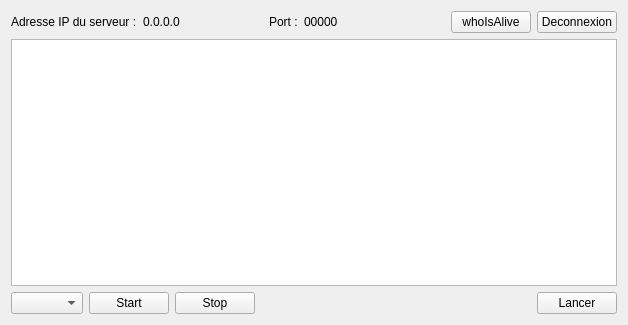
ErwanBaud/4DProject-srv, file Serveur.ui: the form before one commit.
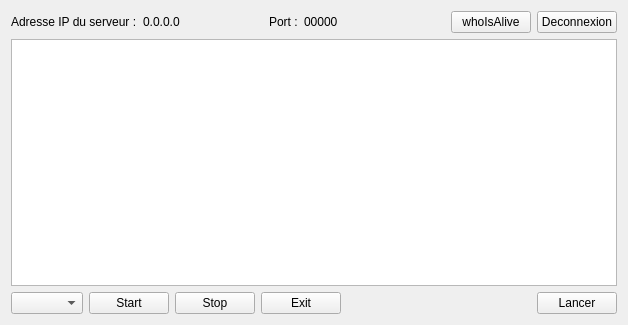
The form after the commit. Icons and pictures are not drawn.

Commit message:
Ordre EXIT & enregistrements de logs
EXIT ordonne au client de se fermer.
Avant la fermeture il enregistre son log dans un fichier, l'envoi à
l'hyperviseur, qui lui aussi l'enregistre.

What changed in the file:
```diff
--- a/Serveur.ui
+++ b/Serveur.ui
@@ -109,6 +109,13 @@
        </property>
       </widget>
      </item>
+     <item>
+      <widget class="QPushButton" name="boutonExit">
+       <property name="text">
+        <string>Exit</string>
+       </property>
+      </widget>
+     </item>
      <item>
       <spacer name="horizontalSpacer_2">
        <property name="orientation">
```
The commit also changes 3 other files.
